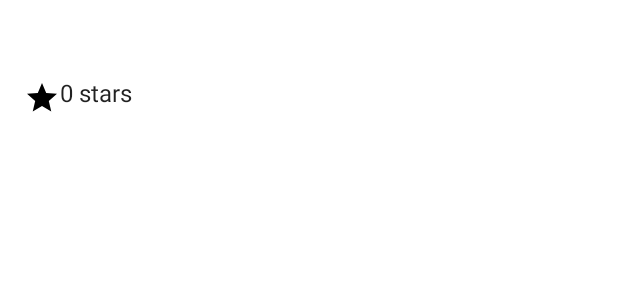
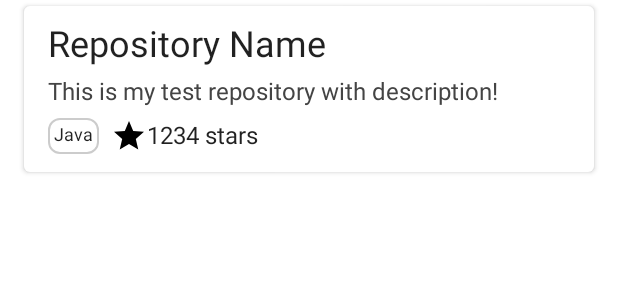
Before and after one commit to atmng/GitHubSearchApp, an Android app built with Jetpack Compose: the @Preview function RepositoryItemPreview, on a phone screen of 412 x 824 dp. Shown: the top 300 px of the screen. Run offline under Robolectric (Android 15) with nearby library versions, the phone set to English and light mode, and no system bars.

Commit message:
update: refine appearance

```diff
--- a/app/src/main/java/com/atmng/githubsearchapp/ui/search_user/component/SearchBar.kt
+++ b/app/src/main/java/com/atmng/githubsearchapp/ui/search_user/component/SearchBar.kt
@@ -3,6 +3,7 @@ package com.atmng.githubsearchapp.ui.search_user.component
 import androidx.compose.foundation.layout.fillMaxWidth
 import androidx.compose.foundation.text.KeyboardActions
 import androidx.compose.foundation.text.KeyboardOptions
+import androidx.compose.material.Text
 import androidx.compose.material.TextField
 import androidx.compose.runtime.Composable
 import androidx.compose.runtime.getValue
@@ -10,8 +11,10 @@ import androidx.compose.runtime.mutableStateOf
 import androidx.compose.runtime.remember
 import androidx.compose.runtime.setValue
 import androidx.compose.ui.Modifier
+import androidx.compose.ui.res.stringResource
 import androidx.compose.ui.text.input.ImeAction
 import androidx.compose.ui.tooling.preview.Preview
+import com.atmng.githubsearchapp.R
 import com.atmng.githubsearchapp.ui.theme.GitHubSearchAppTheme
 
 @Composable
@@ -23,6 +26,7 @@ fun SearchBar(
     TextField(
         modifier = modifier.fillMaxWidth(),
         value = text,
+        label = { Text(text = stringResource(id = R.string.search_user_hint)) },
         onValueChange = { text = it },
         keyboardActions = KeyboardActions(
             onSearch = { onSearch(text) }
--- a/app/src/main/java/com/atmng/githubsearchapp/ui/user_detail/UserDetailFragment.kt
+++ b/app/src/main/java/com/atmng/githubsearchapp/ui/user_detail/UserDetailFragment.kt
@@ -10,8 +10,6 @@ import androidx.browser.customtabs.CustomTabsIntent
 import androidx.compose.foundation.layout.padding
 import androidx.compose.foundation.lazy.LazyColumn
 import androidx.compose.foundation.lazy.itemsIndexed
-import androidx.compose.material.Divider
-import androidx.compose.material.MaterialTheme
 import androidx.compose.material.Scaffold
 import androidx.compose.material.Text
 import androidx.compose.material.TopAppBar
@@ -28,7 +26,6 @@ import androidx.lifecycle.viewmodel.compose.viewModel
 import androidx.navigation.fragment.navArgs
 import com.atmng.githubsearchapp.R
 import com.atmng.githubsearchapp.ui.theme.GitHubSearchAppTheme
-import com.atmng.githubsearchapp.ui.theme.Purple200
 import com.atmng.githubsearchapp.ui.theme.Purple500
 import com.atmng.githubsearchapp.ui.user_detail.component.RepositoryItem
 import com.atmng.githubsearchapp.ui.user_detail.component.UserHeader
@@ -94,9 +91,6 @@ private fun UserDetailScreen(
                         repository = repo,
                         onClick = { onClickRepository(repo.url) }
                     )
-                    if (index < viewModel.uiState.displayRepos.lastIndex) {
-                        Divider()
-                    }
                 }
             }
         }
--- a/app/src/main/java/com/atmng/githubsearchapp/ui/user_detail/component/RepositoryItem.kt
+++ b/app/src/main/java/com/atmng/githubsearchapp/ui/user_detail/component/RepositoryItem.kt
@@ -1,16 +1,21 @@
 package com.atmng.githubsearchapp.ui.user_detail.component
 
 import androidx.compose.foundation.Image
+import androidx.compose.foundation.border
+import androidx.compose.foundation.layout.Box
 import androidx.compose.foundation.layout.Column
 import androidx.compose.foundation.layout.Row
 import androidx.compose.foundation.layout.Spacer
 import androidx.compose.foundation.layout.fillMaxWidth
+import androidx.compose.foundation.layout.height
 import androidx.compose.foundation.layout.padding
 import androidx.compose.foundation.layout.size
+import androidx.compose.foundation.shape.RoundedCornerShape
+import androidx.compose.material.Card
 import androidx.compose.material.ExperimentalMaterialApi
-import androidx.compose.material.Surface
 import androidx.compose.material.Text
 import androidx.compose.runtime.Composable
+import androidx.compose.ui.Alignment
 import androidx.compose.ui.Modifier
 import androidx.compose.ui.graphics.Color
 import androidx.compose.ui.res.painterResource
@@ -18,6 +23,7 @@ import androidx.compose.ui.res.stringResource
 import androidx.compose.ui.text.style.TextOverflow
 import androidx.compose.ui.tooling.preview.Preview
 import androidx.compose.ui.unit.dp
+import androidx.compose.ui.unit.sp
 import com.atmng.githubsearchapp.R
 import com.atmng.githubsearchapp.model.Repository
 import com.atmng.githubsearchapp.ui.theme.GitHubSearchAppTheme
@@ -28,22 +34,45 @@ fun RepositoryItem(
     repository: Repository,
     onClick: () -> Unit,
 ) {
-    Surface(
-        color = Color.White,
-        onClick = onClick
+    Card(
+        modifier = Modifier.padding(horizontal = 16.dp, vertical = 4.dp),
+        onClick = onClick,
+        elevation = 2.dp
     ) {
         Column(
             modifier = Modifier
                 .fillMaxWidth()
-                .padding(16.dp)
+                .padding(horizontal = 16.dp, vertical = 12.dp)
         ) {
-            Text(text = repository.name)
-            Text(text = repository.description ?: "", maxLines = 3, overflow = TextOverflow.Ellipsis)
-            Row {
+            Text(
+                text = repository.name,
+                fontSize = 24.sp
+            )
+            Text(
+                modifier = Modifier.padding(top = 8.dp),
+                text = repository.description ?: "",
+                color = Color.DarkGray,
+                maxLines = 3,
+                overflow = TextOverflow.Ellipsis,
+            )
+            Row(
+                modifier = Modifier.padding(top = 8.dp),
+                verticalAlignment = Alignment.CenterVertically
+            ) {
                 // lang
                 if (repository.language != null) {
-                    Text(text = repository.language)
-                    Spacer(modifier = Modifier.size(24.dp))
+                    Box(
+                        modifier = Modifier
+                            .border(width = 1.dp, color = Color.LightGray, shape = RoundedCornerShape(8.dp))
+                            .padding(4.dp)
+                            .height(16.dp)
+                    ) {
+                        Text(
+                            text = repository.language,
+                            fontSize = 12.sp,
+                        )
+                    }
+                    Spacer(modifier = Modifier.size(8.dp))
                 }
                 // star
                 Image(
@@ -61,7 +90,12 @@ fun RepositoryItem(
 fun RepositoryItemPreview() {
     GitHubSearchAppTheme {
         RepositoryItem(
-            repository = Repository(),
+            repository = Repository(
+                name = "Repository Name",
+                description = "This is my test repository with description!",
+                language = "Java",
+                starCount = 1234,
+            ),
             onClick = {}
         )
     }
--- a/app/src/main/res/values/strings.xml
+++ b/app/src/main/res/values/strings.xml
@@ -1,6 +1,7 @@
-<resources>
+<resources xmlns:tools="http://schemas.android.com/tools" tools:ignore="ExtraTranslation">
     <string name="app_name">GitHubSearchApp</string>
     <string name="search_user_title">Search User</string>
+    <string name="search_user_hint">Find user</string>
     <string name="user_detail_title">User</string>
     <string name="user_detail_following">%d following</string>
     <string name="user_detail_followers">%d followers</string>
```
Also changed, not shown: app/src/main/java/com/atmng/githubsearchapp/ui/user_detail/component/UserHeader.kt (+6 -5 lines).
